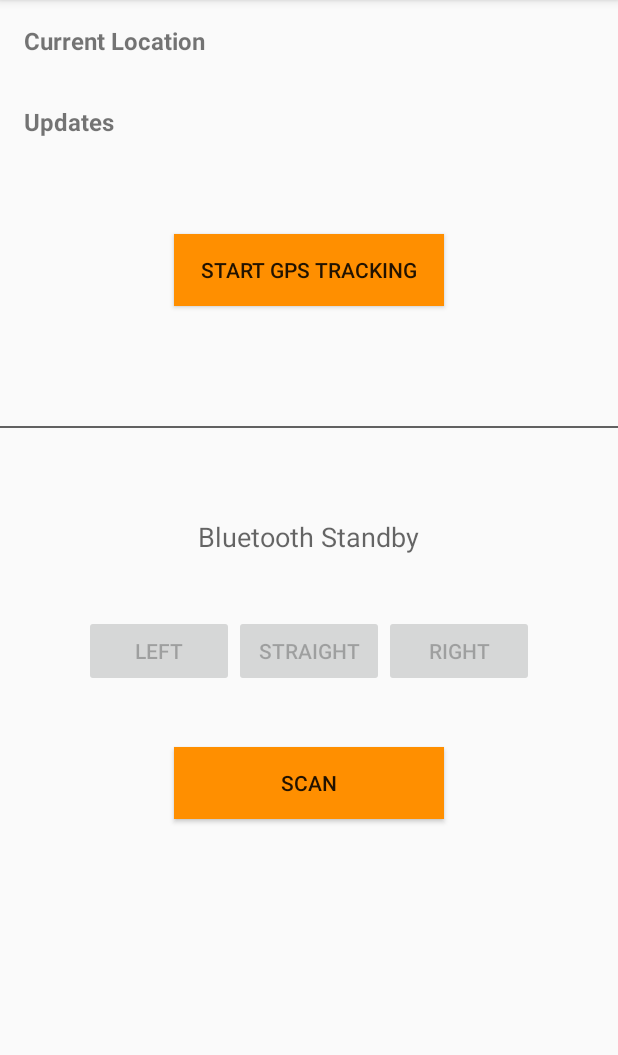
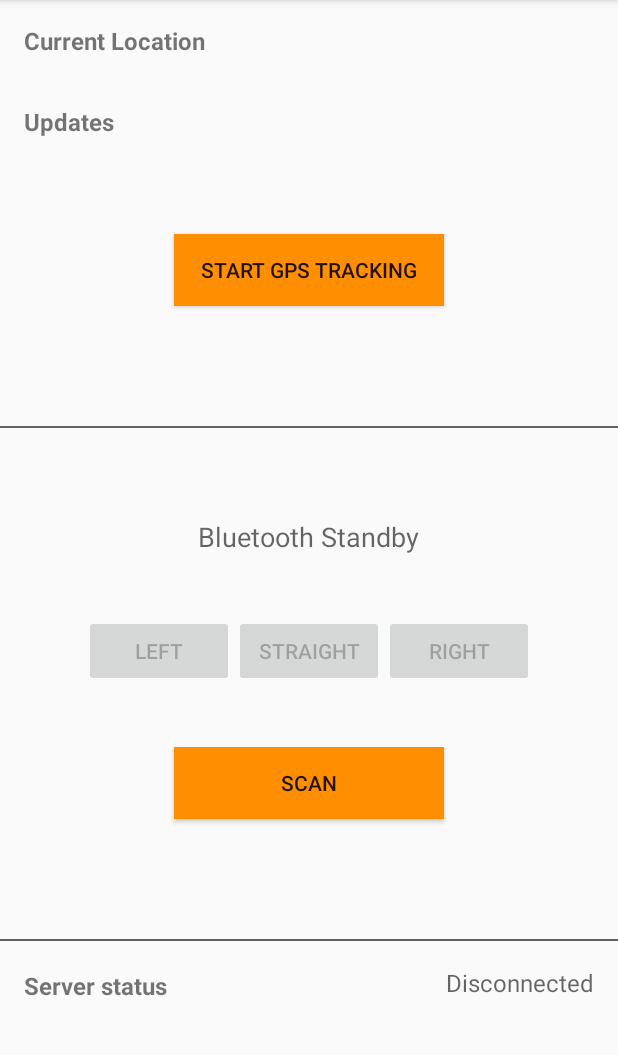
Before and after one commit to deibid/wander-compass-android, an Android app: the screen it shows after launch (MainActivity), on a phone screen of 412 x 824 dp, the part 84-1139 px from its top. Run offline under Robolectric (Android 15) with nearby library versions, the phone set to English and light mode, and no system bars; libraries missing offline, so code that uses them is left out: com.github.nkzawa.emitter, com.github.nkzawa.socketio; 3 statements that could not run were skipped.

Commit message:
added urls to heroku and added server status view

```diff
--- a/android-app/app/src/main/AndroidManifest.xml
+++ b/android-app/app/src/main/AndroidManifest.xml
@@ -30,7 +30,7 @@
         </activity>
 
 
-        <service android:name=".GPSService"/>
+        <!--<service android:name=".GPSService"/>-->
 
     </application>
 
--- a/android-app/app/src/main/java/mx/davidazar/wandercompass/MainActivity.java
+++ b/android-app/app/src/main/java/mx/davidazar/wandercompass/MainActivity.java
@@ -86,6 +86,7 @@ public class MainActivity extends AppCompatActivity implements View.OnClickListe
     private TextView updatesTv;
     private Button scanBt;
     private TextView statusTv;
+    private TextView serverStatusTv;
     private Button writeCharacteristicLeft;
     private Button writeCharacteristicStraight;
     private Button writeCharacteristicRight;
@@ -94,7 +95,7 @@ public class MainActivity extends AppCompatActivity implements View.OnClickListe
     private boolean mTrackingLocation = false;
 
     private Socket mSocket;
-    private static final String IP_ADDRESS = "10.17.209.0:3000";
+    private static final String URL = "https://wander-compass.herokuapp.com/";
     private static final String EVENT_SEND_DIRECTIONS = "send-directions";
 
     private static final int LOCATION_PERMISSION_REQUEST = 0;
@@ -136,6 +137,8 @@ public class MainActivity extends AppCompatActivity implements View.OnClickListe
 
 
         statusTv = findViewById(R.id.scanStatusTv);
+
+        serverStatusTv = findViewById(R.id.serverStatus);
 
 
         writeCharacteristicLeft = findViewById(R.id.writeCharacteristicLeft);
@@ -267,7 +270,7 @@ public class MainActivity extends AppCompatActivity implements View.OnClickListe
         try{
 
 
-            mSocket = IO.socket("http://"+IP_ADDRESS);
+            mSocket = IO.socket(URL);
             mSocket.connect();
 
 
@@ -275,6 +278,7 @@ public class MainActivity extends AppCompatActivity implements View.OnClickListe
                 @Override
                 public void call(Object... args) {
                     Log.d("Socket","CONNECTED");
+                    serverStatusTv.setText(R.string.server_connected);
                 }
             }).on(EVENT_SEND_DIRECTIONS, new Emitter.Listener() {
                 @Override
@@ -300,6 +304,7 @@ public class MainActivity extends AppCompatActivity implements View.OnClickListe
                 @Override
                 public void call(Object... args) {
                     Log.d("Socket", "Disconneted");
+                    serverStatusTv.setText(R.string.server_disconnected);
                 }
             });
 
--- a/android-app/app/src/main/res/layout/activity_main.xml
+++ b/android-app/app/src/main/res/layout/activity_main.xml
@@ -79,8 +79,7 @@
             android:layout_width="match_parent"
             android:layout_height="1dp"
             android:background="@color/separatorColor"
-            android:layout_marginTop="80dp"
-            />
+            android:layout_marginTop="80dp" />
 
 
 
@@ -142,4 +141,43 @@
 
 
 
+    <View
+        android:layout_width="match_parent"
+        android:layout_height="1dp"
+        android:background="@color/separatorColor"
+        android:layout_marginTop="80dp" />
+
+
+    <LinearLayout
+        android:layout_width="match_parent"
+        android:layout_height="wrap_content"
+        android:orientation="horizontal"
+        android:gravity="center"
+
+        android:padding="16dp"
+        >
+
+    <TextView
+        android:layout_width="wrap_content"
+        android:layout_height="wrap_content"
+        android:text="@string/server_status"
+        android:gravity="start"
+        android:textSize="16sp"
+        android:layout_marginTop="2dp"
+        android:textStyle="bold"/>
+
+    <TextView
+        android:id="@+id/serverStatus"
+        android:layout_height="wrap_content"
+        android:layout_width="0dp"
+        android:textSize="16sp"
+        android:textAlignment="textEnd"
+        android:layout_weight="1"
+        android:hint="@string/server_disconnected"
+        android:layout_marginStart="16dp"/>
+
+    </LinearLayout>
+
+
+
 </LinearLayout>
--- a/android-app/app/src/main/res/values/strings.xml
+++ b/android-app/app/src/main/res/values/strings.xml
@@ -11,4 +11,8 @@
     <string name="stop_gps_tracking">Stop GPS Tracking</string>
     <string name="ble_standby">Bluetooth Standby</string>
 
+    <string name="server_status">Server status</string>
+    <string name="server_connected">Connected</string>
+    <string name="server_disconnected">Disconnected</string>
+
 </resources>
```
